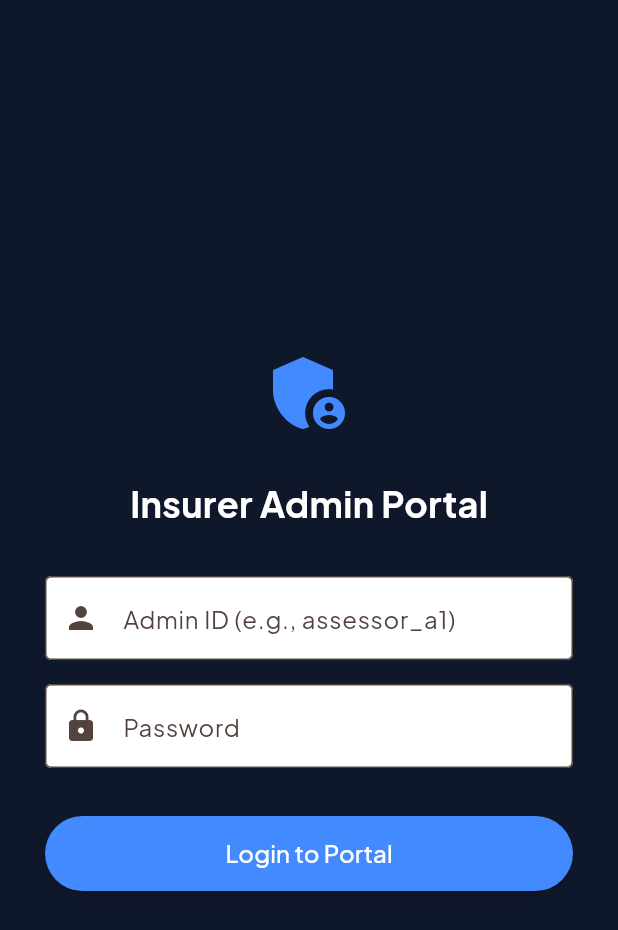
After one commit to MainMethod26/Easy-Claim, a Flutter app: the AdminAuthScreen screen opened directly, on a phone screen of 412 x 824 dp. The commit adds this screen. Shown: the top 930 px of the screen. Run offline on Flutter 3.47's test engine with Material 3 defaults, Android fonts, the light colour scheme and no system bars; our stand-ins replace awesome_snackbar_content, cached_network_image, fl_chart, flutter_dotenv, flutter_slidable, flutter_spinkit and 2 more; accounts and stored records are empty.

Commit message:
feat: Add Insurer admin portal and dev auth

```diff
--- /dev/null
+++ b/frontend/lib/screens/admin_auth_screen.dart
@@ -0,0 +1,113 @@
+import 'package:flutter/material.dart';
+import 'dart:convert';
+import 'package:http/http.dart' as http;
+import '../services/auth_service.dart';
+import 'insurer_dashboard_screen.dart';
+
+class AdminAuthScreen extends StatefulWidget {
+  const AdminAuthScreen({super.key});
+  @override
+  State<AdminAuthScreen> createState() => _AdminAuthScreenState();
+}
+
+class _AdminAuthScreenState extends State<AdminAuthScreen> {
+  final _emailController = TextEditingController();
+  final _passwordController = TextEditingController();
+  bool _isLoading = false;
+
+  Future<void> _handleSignIn() async {
+    setState(() => _isLoading = true);
+    try {
+      final response = await http.post(
+        Uri.parse('https://easy-claim-backend.pasekamabitsela22.workers.dev/api/v1/profile/login'),
+        headers: {'Content-Type': 'application/json'},
+        body: jsonEncode({
+          'idNumber': _emailController.text,
+          'password': _passwordController.text,
+        }),
+      );
+
+      if (response.statusCode == 200) {
+        final data = jsonDecode(response.body);
+        final role = data['profile']['role'];
+
+        if (role != 'ASSESSOR' && role != 'MANAGER' && role != 'ADMIN') {
+           if (mounted) ScaffoldMessenger.of(context).showSnackBar(const SnackBar(content: Text('Access Denied: Not an admin account')));
+           setState(() => _isLoading = false);
+           return;
+        }
+
+        AuthService.currentUserId = data['profile']['id'];
+        AuthService.currentUserName = '${data["profile"]["first_name"]} ${data["profile"]["last_name"]}';
+        AuthService.token = data['token'];
+        AuthService.currentRole = role;
+        AuthService.currentTenant = data['profile']['tenant_id'];
+
+        if (mounted) {
+          Navigator.pushReplacement(context, MaterialPageRoute(builder: (_) => const InsurerDashboardScreen()));
+        }
+      } else {
+        if (mounted) ScaffoldMessenger.of(context).showSnackBar(SnackBar(content: Text('Login failed: ${response.body}')));
+      }
+    } catch (e) {
+      if (mounted) ScaffoldMessenger.of(context).showSnackBar(const SnackBar(content: Text('Network error')));
+    } finally {
+      if (mounted) setState(() => _isLoading = false);
+    }
+  }
+
+  @override
+  Widget build(BuildContext context) {
+    return Scaffold(
+      backgroundColor: const Color(0xFF0F172A),
+      body: Center(
+        child: Container(
+          constraints: const BoxConstraints(maxWidth: 400),
+          padding: const EdgeInsets.all(24),
+          child: Column(
+            mainAxisAlignment: MainAxisAlignment.center,
+            children: [
+              const Icon(Icons.admin_panel_settings, size: 64, color: Colors.blueAccent),
+              const SizedBox(height: 24),
+              const Text('Insurer Admin Portal', style: TextStyle(color: Colors.white, fontSize: 24, fontWeight: FontWeight.bold)),
+              const SizedBox(height: 32),
+              TextField(
+                controller: _emailController,
+                decoration: const InputDecoration(
+                  filled: true,
+                  fillColor: Colors.white,
+                  hintText: 'Admin ID (e.g., assessor_a1)',
+                  prefixIcon: Icon(Icons.person),
+                  border: OutlineInputBorder(),
+                ),
+              ),
+              const SizedBox(height: 16),
+              TextField(
+                controller: _passwordController,
+                obscureText: true,
+                decoration: const InputDecoration(
+                  filled: true,
+                  fillColor: Colors.white,
+                  hintText: 'Password',
+                  prefixIcon: Icon(Icons.lock),
+                  border: OutlineInputBorder(),
+                ),
+              ),
+              const SizedBox(height: 32),
+              _isLoading
+                ? const CircularProgressIndicator()
+                : ElevatedButton(
+                    onPressed: _handleSignIn,
+                    style: ElevatedButton.styleFrom(
+                      backgroundColor: Colors.blueAccent,
+                      minimumSize: const Size(double.infinity, 50),
+                    ),
+                    child: const Text('Login to Portal', style: TextStyle(color: Colors.white, fontSize: 16)),
+                  ),
+            ],
+          ),
+        ),
+      ),
+    );
+  }
+}
--- a/frontend/lib/services/auth_service.dart
+++ b/frontend/lib/services/auth_service.dart
@@ -1,11 +1,14 @@
 class AuthService {
   static String? currentUserId;
   static String? currentUserName;
+  static String? currentRole;
+  static String? currentTenant;
+  static String? token;
 
   static Map<String, String> get authHeaders {
     return {
       'Content-Type': 'application/json',
-      if (currentUserId != null) 'x-user-id': currentUserId!,
+      if (token != null) 'Authorization': 'Bearer $token',
     };
   }
 }
```
Also changed, not shown: frontend/lib/main_admin.dart (added, +29 -0 lines), frontend/lib/screens/auth_screen.dart (+12 -6 lines), frontend/lib/screens/insurer_claim_details_screen.dart (added, +124 -0 lines), frontend/lib/screens/insurer_dashboard_screen.dart (added, +107 -0 lines), 3 other files.
